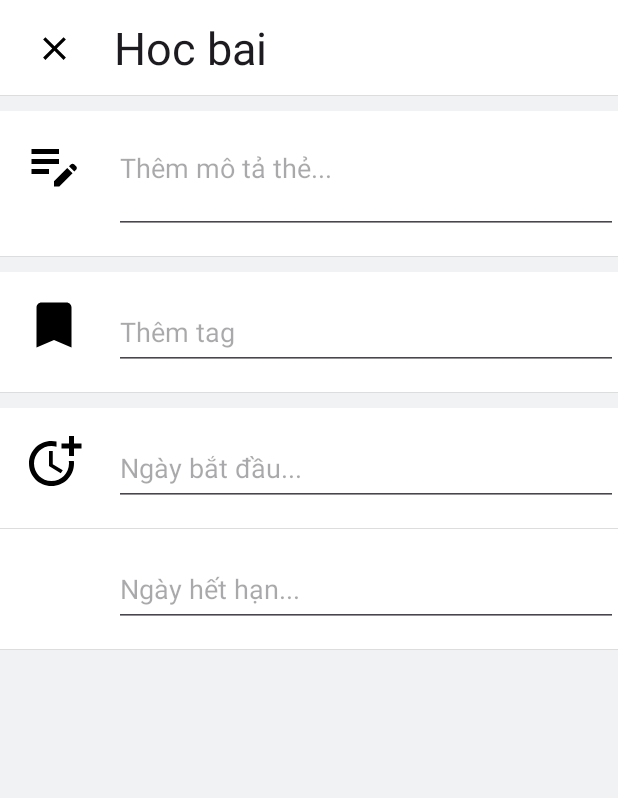
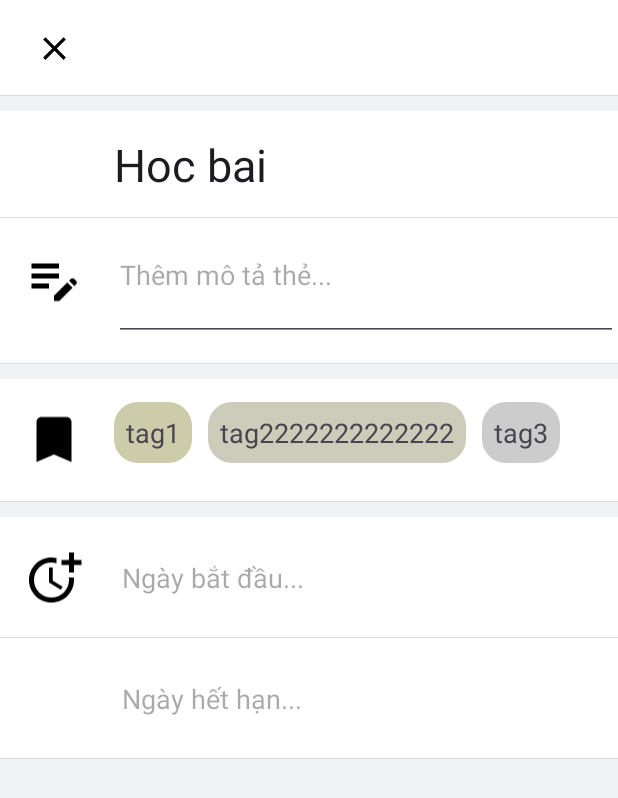
Before and after one commit to leequanno1/Task-manager-mobile-app, an Android app: the TaskDetails screen opened directly, with no data from a screen before it, on a phone screen of 412 x 824 dp. Shown: the top 798 px of the screen. Run offline under Robolectric (Android 15) with nearby library versions, the phone set to English and light mode, and no system bars; our stand-ins replace FlexboxLayout.

Commit message:
done adding tag info

```diff
--- a/app/build.gradle.kts
+++ b/app/build.gradle.kts
@@ -35,6 +35,7 @@ dependencies {
     implementation("androidx.constraintlayout:constraintlayout:2.1.4")
     implementation("androidx.appcompat:appcompat:1.3.0-beta01")
     implementation("androidx.cardview:cardview:1.0.0")
+    implementation("com.google.android.flexbox:flexbox:3.0.0")
     testImplementation("junit:junit:4.13.2")
     androidTestImplementation("androidx.test.ext:junit:1.1.5")
     androidTestImplementation("androidx.test.espresso:espresso-core:3.5.1")
--- a/app/src/main/java/com/example/taskmanagerment/TaskDetails.java
+++ b/app/src/main/java/com/example/taskmanagerment/TaskDetails.java
@@ -2,13 +2,143 @@ package com.example.taskmanagerment;
 
 import androidx.appcompat.app.AppCompatActivity;
 
+import android.app.DatePickerDialog;
+import android.app.TimePickerDialog;
+import android.graphics.Color;
+import android.hardware.lights.LightsManager;
 import android.os.Bundle;
+import android.text.Editable;
+import android.text.TextWatcher;
+import android.view.View;
+import android.widget.ArrayAdapter;
+import android.widget.CheckBox;
+import android.widget.DatePicker;
+import android.widget.EditText;
+import android.widget.Spinner;
+import android.widget.SpinnerAdapter;
+import android.widget.TextView;
+import android.widget.TimePicker;
+
+import com.example.taskmanagerment.models.Tag;
+import com.example.taskmanagerment.services.TagListAdapter;
+import com.google.android.flexbox.FlexboxLayout;
+
+import java.text.DateFormat;
+import java.text.SimpleDateFormat;
+import java.time.LocalDateTime;
+import java.util.ArrayList;
+import java.util.Date;
+import java.util.List;
 
 public class TaskDetails extends AppCompatActivity {
+
+    EditText taskTile, taskDescription;
+    TextView beginTime, deadlineTime;
+
+    FlexboxLayout tagFlexBox;
+
+    CheckBox chkIsCompleted;
+
+    Spinner notificationAt;
+
+    List<Tag> tags;
 
     @Override
     protected void onCreate(Bundle savedInstanceState) {
         super.onCreate(savedInstanceState);
         setContentView(R.layout.activity_task_details);
+        taskTile = findViewById(R.id.taskTitle);
+        taskDescription = findViewById(R.id.taskDescription);
+        beginTime = findViewById(R.id.beginTime);
+        deadlineTime = findViewById(R.id.deadlineTime);
+        chkIsCompleted = findViewById(R.id.chkIsCompleted);
+        tagFlexBox = findViewById(R.id.tagFlexbox);
+        notificationAt = findViewById(R.id.notificationAt);
+        tags = new ArrayList<>();
+        tags.add(new Tag(1,1,"tag1", Color.parseColor("#ccccaa")));
+        tags.add(new Tag(1,1,"tag2222222222222", Color.parseColor("#ccccbb")));
+        tags.add(new Tag(1,1,"tag3", Color.parseColor("#cccccc")));
+
+        TagListAdapter tagListAdapter = new TagListAdapter(tagFlexBox, this);
+        tagListAdapter.setTags(tags);
+        tagListAdapter.render();
+
+        SpinnerAdapter spinnerAdapter = new ArrayAdapter<>(this,
+                androidx.appcompat.R.layout.support_simple_spinner_dropdown_item,
+                getResources().getTextArray(R.array.notify_at));
+        notificationAt.setAdapter(spinnerAdapter);
+        beginTime.setOnClickListener(new View.OnClickListener() {
+            @Override
+            public void onClick(View view) {
+                if(beginTime.getText().toString().isEmpty()){
+                    beginTime.setText(dateFormat(new Date()));
+                } else {
+                    openDateDialog((TextView) view);
+                }
+            }
+        });
+
+        deadlineTime.setOnClickListener(new View.OnClickListener() {
+            @Override
+            public void onClick(View view) {
+                openDateDialog((TextView) view);
+            }
+        });
+
+        deadlineTime.addTextChangedListener(deadlineTextChange());
+    }
+
+    private void openDateDialog(TextView textView) {
+        LocalDateTime defaultDate = LocalDateTime.now();
+        Date selectedDate = new Date();
+        DatePickerDialog datePickerDialog = new DatePickerDialog(this, new DatePickerDialog.OnDateSetListener() {
+            @Override
+            public void onDateSet(DatePicker datePicker, int year, int month, int day) {
+                selectedDate.setYear(year-1900);
+                selectedDate.setMonth(month);
+                selectedDate.setDate(day);
+                openTimeDialog(textView, selectedDate);
+            }
+        }, defaultDate.getYear(), defaultDate.getMonthValue()-1, defaultDate.getDayOfMonth());
+        datePickerDialog.show();
+    }
+
+    private void openTimeDialog(TextView textView, Date selectedDate) {
+        LocalDateTime localDateTime = LocalDateTime.now();
+        TimePickerDialog timePickerDialog = new TimePickerDialog(this, new TimePickerDialog.OnTimeSetListener() {
+            @Override
+            public void onTimeSet(TimePicker timePicker, int hour, int minute) {
+                selectedDate.setHours(hour);
+                selectedDate.setMinutes(minute);
+                textView.setText(dateFormat(selectedDate));
+            }
+        }, localDateTime.getHour(), localDateTime.getMinute(), true);
+
+        timePickerDialog.show();
+    }
+
+    private String dateFormat(Date date) {
+        DateFormat dateFormat = new SimpleDateFormat("dd-MM-yyyy HH:mm");
+        return dateFormat.format(date);
+    }
+
+    private TextWatcher deadlineTextChange() {
+        return new TextWatcher() {
+            @Override
+            public void beforeTextChanged(CharSequence charSequence, int i, int i1, int i2) {
+
+            }
+
+            @Override
+            public void onTextChanged(CharSequence charSequence, int i, int i1, int i2) {
+
+            }
+
+            @Override
+            public void afterTextChanged(Editable editable) {
+                chkIsCompleted.setVisibility(deadlineTime.getText().toString().isEmpty()?View.INVISIBLE:View.VISIBLE);
+                findViewById(R.id.notifyContainer).setVisibility(deadlineTime.getText().toString().isEmpty()?View.GONE:View.VISIBLE);
+            }
+        };
     }
 }
--- /dev/null
+++ b/app/src/main/java/com/example/taskmanagerment/models/Tag.java
@@ -0,0 +1,54 @@
+package com.example.taskmanagerment.models;
+
+public class Tag {
+    private int tagID;
+    private int projectID;
+    private String tagName;
+    private int tagColor;
+
+    public Tag() {
+        setTagID(0);
+        setProjectID(0);
+        setTagName("");
+        setTagColor(1);
+    }
+
+    public Tag(int tagID, int projectID, String tagName, int tagColor) {
+        this.tagID = tagID;
+        this.projectID = projectID;
+        this.tagName = tagName;
+        this.tagColor = tagColor;
+    }
+
+    public int getTagID() {
+        return tagID;
+    }
+
+    public void setTagID(int tagID) {
+        this.tagID = tagID;
+    }
+
+    public int getProjectID() {
+        return projectID;
+    }
+
+    public void setProjectID(int projectID) {
+        this.projectID = projectID;
+    }
+
+    public String getTagName() {
+        return tagName;
+    }
+
+    public void setTagName(String tagName) {
+        this.tagName = tagName;
+    }
+
+    public int getTagColor() {
+        return tagColor;
+    }
+
+    public void setTagColor(int tagColor) {
+        this.tagColor = tagColor;
+    }
+}
--- /dev/null
+++ b/app/src/main/java/com/example/taskmanagerment/services/TagListAdapter.java
@@ -0,0 +1,149 @@
+package com.example.taskmanagerment.services;
+
+import android.content.Context;
+import android.graphics.drawable.GradientDrawable;
+import android.view.View;
+import android.view.ViewGroup;
+import android.widget.TextView;
+import android.widget.Toast;
+
+import com.example.taskmanagerment.R;
+import com.example.taskmanagerment.models.Tag;
+import com.google.android.flexbox.FlexboxLayout;
+
+import java.util.ArrayList;
+import java.util.List;
+
+public class TagListAdapter {
+
+    private ViewGroup parent;
+
+    private View defaultChild;
+
+    private List<Tag> tags;
+
+    private Context context;
+
+    private ViewGroup.MarginLayoutParams layoutParams;
+
+    public TagListAdapter(ViewGroup parent, Context context) {
+        this.parent = parent;
+        tags = new ArrayList<>();
+        defaultChild = null;
+        this.context = context;
+    }
+
+    public TagListAdapter(Context context) {
+        parent = null;
+        tags = new ArrayList<>();
+        defaultChild = null;
+        this.context = context;
+    }
+
+    public ViewGroup getParent() {
+        return parent;
+    }
+
+    public void setParent(ViewGroup parent) {
+        this.parent = parent;
+    }
+
+    public List<Tag> getTags() {
+        return tags;
+    }
+
+    public void setTags(List<Tag> tags) {
+        this.tags = tags;
+    }
+
+    public View getDefaultChild() {
+        return defaultChild;
+    }
+
+    public void setDefaultChild(View defaultChild) {
+        this.defaultChild = defaultChild;
+    }
+
+    public void render() {
+        if (tags.isEmpty()) {
+            if(defaultChild != null) {
+                // render default child
+                parent.addView(defaultChild);
+            }
+        }else {
+            // render tags
+            for (TextView textView : generateTextViewTagList(tags)) {
+                parent.addView(textView);
+            }
+        }
+    }
+
+    public void modifyDataSetChange() {
+        removeAll();
+        render();
+    }
+
+    private void removeAll () {
+        // remove all child
+        parent.removeAllViews();
+    }
+
+    private TextView generateTextViewTag (Tag tag) {
+        TextView textView = new TextView(context);
+        textView.setId(tag.getTagID());
+        textView.setText(tag.getTagName());
+        textView.setPadding(20,20,20,20);
+        textView.setTextSize(18f);
+        textView.setBackground(context.getResources().getDrawable(R.drawable.tag_background));
+        GradientDrawable drawable = (GradientDrawable) textView.getBackground();
+        drawable.setColor(tag.getTagColor());
+        textView.setLayoutParams(getLayoutParams(16));
+        textView.setOnClickListener(new View.OnClickListener() {
+            @Override
+            public void onClick(View view) {
+                // change activity
+            }
+        });
+        return textView;
+    }
+
+    private List<TextView> generateTextViewTagList (List<Tag> tags) {
+        List<TextView> res = new ArrayList<>();
+        for(Tag tag : tags) {
+            res.add(generateTextViewTag(tag));
+        }
+        return res;
+    }
+
+    private ViewGroup.LayoutParams getLayoutParams(int margin) {
+        if(layoutParams != null) {
+            return layoutParams;
+        }
+        else {
+            layoutParams = new ViewGroup.MarginLayoutParams(
+                    ViewGroup.MarginLayoutParams.WRAP_CONTENT,
+                    ViewGroup.MarginLayoutParams.WRAP_CONTENT
+            );
+            layoutParams.setMargins(0,0,16,16);
+            return layoutParams;
+        }
+    }
+
+    private void removeTagByID(int tagID) {
+        for(int i = 0; i < tags.size(); i++) {
+            if (tags.get(i).getTagID() == tagID) {
+                tags.remove(i);
+                break;
+            }
+        }
+    }
+
+    private void deleteTag(View deletedView) {
+        removeTagByID(deletedView.getId());
+        parent.removeView(deletedView);
+        Toast toast = new Toast(context);
+        toast.setText(tags.size() + "");
+        toast.show();
+    }
+
+}
--- /dev/null
+++ b/app/src/main/res/drawable/baseline_notifications_active.xml
@@ -0,0 +1,5 @@
+<vector android:height="26dp" android:tint="#000000"
+    android:viewportHeight="24" android:viewportWidth="24"
+    android:width="26dp" xmlns:android="http://schemas.android.com/apk/res/android">
+    <path android:fillColor="@android:color/white" android:pathData="M7.58,4.08L6.15,2.65C3.75,4.48 2.17,7.3 2.03,10.5h2c0.15,-2.65 1.51,-4.97 3.55,-6.42zM19.97,10.5h2c-0.15,-3.2 -1.73,-6.02 -4.12,-7.85l-1.42,1.43c2.02,1.45 3.39,3.77 3.54,6.42zM18,11c0,-3.07 -1.64,-5.64 -4.5,-6.32L13.5,4c0,-0.83 -0.67,-1.5 -1.5,-1.5s-1.5,0.67 -1.5,1.5v0.68C7.63,5.36 6,7.92 6,11v5l-2,2v1h16v-1l-2,-2v-5zM12,22c0.14,0 0.27,-0.01 0.4,-0.04 0.65,-0.14 1.18,-0.58 1.44,-1.18 0.1,-0.24 0.15,-0.5 0.15,-0.78h-4c0.01,1.1 0.9,2 2.01,2z"/>
+</vector>
--- /dev/null
+++ b/app/src/main/res/drawable/tag_background.xml
@@ -0,0 +1,9 @@
+<?xml version="1.0" encoding="utf-8"?>
+<shape xmlns:android="http://schemas.android.com/apk/res/android">
+    <solid android:color="@android:color/transparent" />
+    <corners android:radius="16dp" /> <!-- Corner radius -->
+    <padding android:left="8dp"
+        android:top="8dp"
+        android:right="8dp"
+        android:bottom="8dp"/>
+</shape>
--- a/app/src/main/res/layout/activity_task_details.xml
+++ b/app/src/main/res/layout/activity_task_details.xml
@@ -24,14 +24,6 @@
             android:src="@drawable/baseline_clear"
             android:background="@android:color/transparent"
             android:layout_marginRight="20dp"/>
-        <EditText
-            android:layout_width="wrap_content"
-            android:layout_height="wrap_content"
-            android:text="Hoc bai"
-            android:textSize="30dp"
-            android:inputType="text"
-            android:background="@android:color/transparent"
-            />
 
     </androidx.appcompat.widget.Toolbar>
 
@@ -51,18 +43,34 @@
             android:layout_height="match_parent"
             android:paddingVertical="15dp"
             android:background="@drawable/shape_row_container"
+            >
+            <EditText
+                android:id="@+id/taskTitle"
+                android:layout_width="wrap_content"
+                android:layout_height="wrap_content"
+                android:text="Hoc bai"
+                android:textSize="30dp"
+                android:inputType="text"
+                android:background="@android:color/transparent"
+                android:layout_column="1"/>
+        </TableRow>
+        <TableRow
+            android:layout_width="match_parent"
+            android:layout_height="match_parent"
+            android:paddingVertical="15dp"
+            android:background="@drawable/shape_row_container"
             android:layout_marginBottom="10dp">
 
             <ImageView
                 android:id="@+id/imageView2"
                 android:layout_width="40dp"
-                android:layout_height="40dp"
+                android:layout_height="50dp"
                 android:layout_marginLeft="16dp"
                 android:layout_marginRight="20dp"
                 android:src="@drawable/baseline_edit_note" />
 
             <EditText
-                android:id="@+id/editTextText2"
+                android:id="@+id/taskDescription"
                 android:layout_width="match_parent"
                 android:layout_height="wrap_content"
                 android:ems="10"
@@ -82,18 +90,31 @@
             <ImageView
                 android:id="@+id/imageView3"
                 android:layout_width="40dp"
-                android:layout_height="40dp"
+                android:layout_height="50dp"
                 android:layout_marginLeft="16dp"
                 android:layout_marginRight="20dp"
                 android:src="@drawable/baseline_bookmark" />
 
-            <EditText
-                android:id="@+id/editTextText3"
-                android:layout_width="match_parent"
-                android:layout_height="50dp"
-                android:ems="10"
-                android:hint="Thêm tag"
-                android:inputType="datetime" />
+            <com.google.android.flexbox.FlexboxLayout
+                android:id="@+id/tagFlexbox"
+                xmlns:android="http://schemas.android.com/apk/res/android"
+                xmlns:app="http://schemas.android.com/apk/res-auto"
+                android:layout_width="1dp"
+                android:layout_height="wrap_content"
+                app:flexWrap="wrap"
+                app:alignItems="center">
+<!--                <TextView-->
+<!--                    android:clickable="true"-->
+<!--                    android:id="@+id/addTags"-->
+<!--                    android:layout_width="match_parent"-->
+<!--                    android:layout_height="50dp"-->
+<!--                    android:ems="10"-->
+<!--                    android:gravity="center_vertical"-->
+<!--                    android:textSize="18dp"-->
+<!--                    android:paddingLeft="5dp"-->
+<!--                    android:hint="Thêm tag..." />-->
+
+            </com.google.android.flexbox.FlexboxLayout>
         </TableRow>
 
         <TableRow
@@ -105,18 +126,21 @@
             <ImageView
                 android:id="@+id/imageView4"
                 android:layout_width="40dp"
-                android:layout_height="40dp"
+                android:layout_height="50dp"
                 android:layout_marginLeft="16dp"
                 android:layout_marginRight="20dp"
                 android:src="@drawable/baseline_more_time" />
 
-            <EditText
-                android:id="@+id/editTextText4"
+            <TextView
+                android:clickable="true"
+                android:id="@+id/beginTime"
                 android:layout_width="match_parent"
                 android:layout_height="50dp"
                 android:ems="10"
-                android:hint="@string/begin_day"
-                android:inputType="datetime" />
+                android:gravity="center_vertical"
+                android:textSize="18dp"
+                android:paddingLeft="5dp"
+                android:hint="@string/begin_day" />
         </TableRow>
 
         <TableRow
@@ -126,22 +150,54 @@
             android:background="@drawable/shape_row_container"
             android:layout_marginBottom="10dp">
 
-            <ImageView
-                android:id="@+id/imageView5"
-                android:layout_width="40dp"
-                android:layout_height="40dp"
-                android:layout_marginLeft="16dp"
-                android:layout_marginRight="20dp"
-                android:src="@drawable/baseline_deadline"
-                android:visibility="invisible" />
+            <CheckBox
+                android:id="@+id/chkIsCompleted"
+                android:layout_width="wrap_content"
+                android:layout_height="match_parent"
+                android:visibility="invisible"
+                android:layout_column="0"/>
 
-            <EditText
-                android:id="@+id/editTextText5"
+            <TextView
+                android:clickable="true"
+                android:id="@+id/deadlineTime"
                 android:layout_width="match_parent"
                 android:layout_height="50dp"
                 android:ems="10"
+                android:gravity="center_vertical"
+                android:textSize="18dp"
+                android:paddingLeft="5dp"
                 android:hint="@string/deadline_day"
-                android:inputType="datetime" />
+                android:layout_column="1"/>
+
+        </TableRow>
+        <TableRow
+            android:id="@+id/notifyContainer"
+            android:layout_width="match_parent"
+            android:layout_height="match_parent"
+            android:paddingVertical="15dp"
+            android:background="@drawable/shape_row_container"
+            android:layout_marginBottom="10dp"
+            android:visibility="gone">
+
+            <ImageView
+                android:layout_width="40dp"
+                android:layout_height="50dp"
+                android:layout_marginLeft="16dp"
+                android:layout_marginRight="20dp"
+                android:src="@drawable/baseline_notifications_active" />
+
+            <Spinner
+                android:clickable="true"
+                android:id="@+id/notificationAt"
+                android:layout_width="match_parent"
+                android:layout_height="50dp"
+                android:ems="10"
+                android:gravity="center_vertical"
+                android:textSize="18dp"
+                android:paddingLeft="5dp"
+                android:hint="@string/deadline_day"
+                android:layout_column="1"/>
+
         </TableRow>
     </TableLayout>
 </androidx.constraintlayout.widget.ConstraintLayout>
--- a/app/src/main/res/values/strings.xml
+++ b/app/src/main/res/values/strings.xml
@@ -2,4 +2,14 @@
     <string name="app_name">Task Managerment</string>
     <string name="begin_day">Ngày bắt đầu...</string>
     <string name="deadline_day">Ngày hết hạn...</string>
+    <string-array name="notify_at">
+        <item>Không thông báo</item>
+        <item>Trước 1 ngày</item>
+        <item>Trước 1 tiếng</item>
+        <item>Trước 30 phút</item>
+        <item>Trước 15 phút</item>
+        <item>Trước 10 phút</item>
+        <item>Trước 5 phút</item>
+        <item>Tại lúc đến hạn</item>
+    </string-array>
 </resources>
```
Also changed, not shown: app/src/main/java/com/example/taskmanagerment/models/TagBuilder.java (added, +45 -0 lines), app/src/main/res/values/colors.xml (+9 -0 lines).
